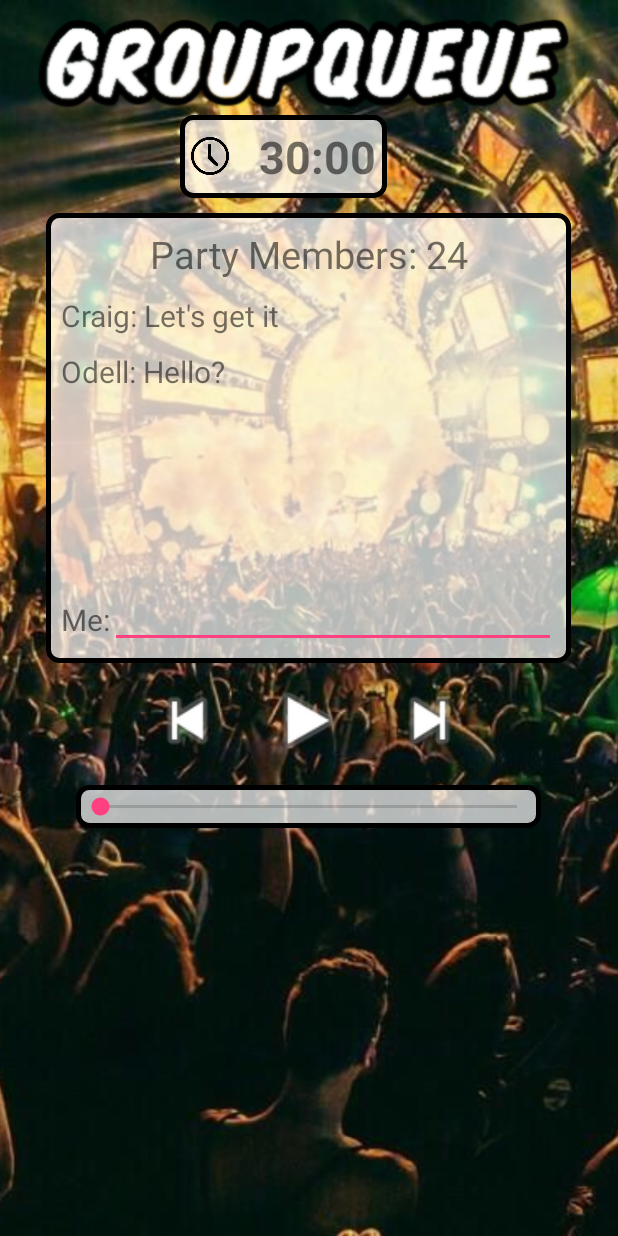
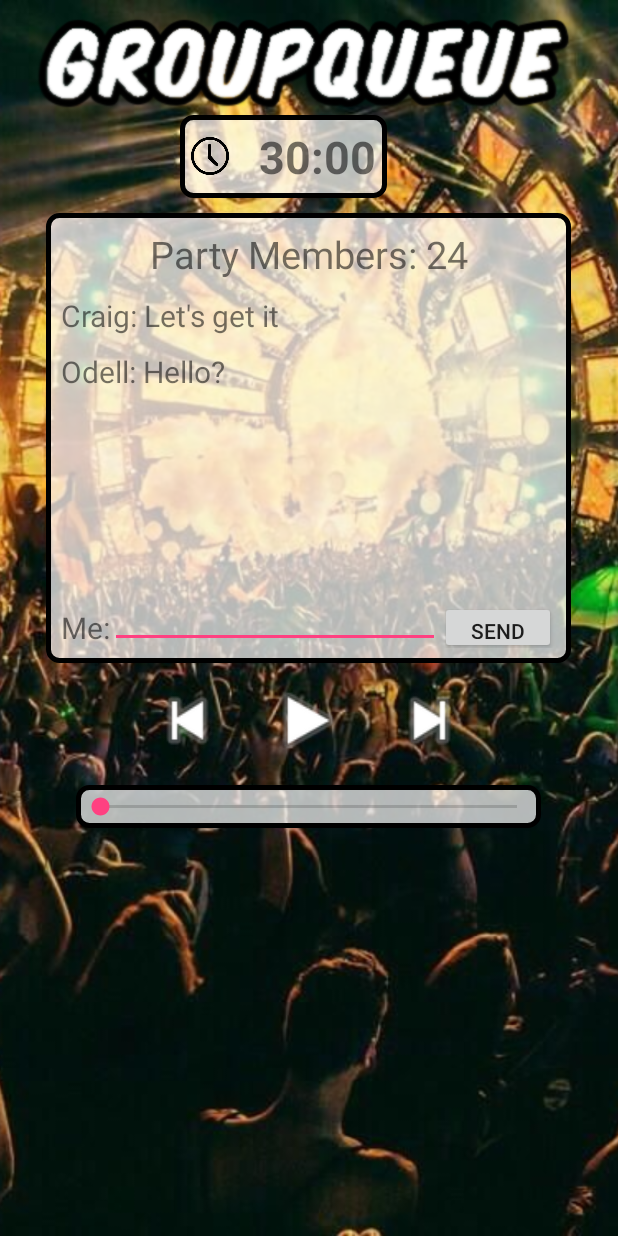
Before and after one commit to legut2/GroupQueue, an Android app: the HostViewActivity screen opened directly, with no data from a screen before it, on a phone screen of 412 x 824 dp. Run offline under Robolectric (Android 15) with nearby library versions, the phone set to English and light mode, and no system bars.

Commit message:
hard-code one-time chat

```diff
--- a/app/src/main/java/com/example/groupqueueprototype/android_studio_project_folder/HostViewActivity.java
+++ b/app/src/main/java/com/example/groupqueueprototype/android_studio_project_folder/HostViewActivity.java
@@ -5,11 +5,15 @@ import android.media.MediaPlayer;
 import android.os.Bundle;
 import android.view.View;
 import android.widget.Button;
+import android.widget.EditText;
+import android.widget.TextView;
 
 public class HostViewActivity extends Activity {
 
     MediaPlayer musicPlayer;
     private Button playSong;
+    private EditText edt;
+    private TextView myTxtView;
 
     @Override
     protected void onCreate(Bundle savedInstanceState) {
@@ -30,4 +34,12 @@ public class HostViewActivity extends Activity {
             }
         });
     }
+
+    public void addText(View v){
+        edt = (EditText) findViewById(R.id.host_edt);
+        String content = "Me: ";
+        content += edt.getText().toString(); //gets you the contents of edit text
+        myTxtView = (TextView) findViewById(R.id.host_text);
+        myTxtView.setText(content);
+    }
 }
--- a/app/src/main/res/layout/activity_host_view.xml
+++ b/app/src/main/res/layout/activity_host_view.xml
@@ -5,7 +5,7 @@
     android:layout_width="match_parent"
     android:layout_height="match_parent"
     android:title="HostViewActivity"
-    tools:context="com.example.groupqueueprototype.android_studio_project_folder.LoginActivity">
+    tools:context="com.example.groupqueueprototype.android_studio_project_folder.HostViewActivity">
     <ImageView
         android:layout_width="match_parent"
         android:layout_height="match_parent"
@@ -80,11 +80,17 @@
                 android:layout_marginTop="10dp"
                 android:text="Odell: Hello?"
                 android:textSize="20sp" />
+            <TextView
+                android:id="@+id/host_text"
+                android:layout_width="300dp"
+                android:layout_height="35dp"
+                android:textSize="20sp"
+                android:layout_marginTop="10dp"/>
 
             <LinearLayout
                 android:layout_width="match_parent"
                 android:layout_height="wrap_content"
-                android:layout_marginTop="130dp"
+                android:layout_marginTop="90dp"
                 android:orientation="horizontal">
 
                 <TextView
@@ -94,8 +100,15 @@
                     android:textSize="20sp" />
 
                 <EditText
-                    android:layout_width="match_parent"
+                    android:id="@+id/host_edt"
+                    android:layout_width="220dp"
                     android:layout_height="wrap_content" />
+                <Button
+                    android:layout_width="wrap_content"
+                    android:layout_height="wrap_content"
+                    android:text="Send"
+                    android:onClick="addText"/>
+
             </LinearLayout>
         </LinearLayout>
 
```
Also changed, not shown: app/src/main/java/com/example/groupqueueprototype/android_studio_project_folder/GuestViewActivity.java (+13 -0 lines), app/src/main/res/layout/activity_guest_view.xml (+15 -2 lines).
